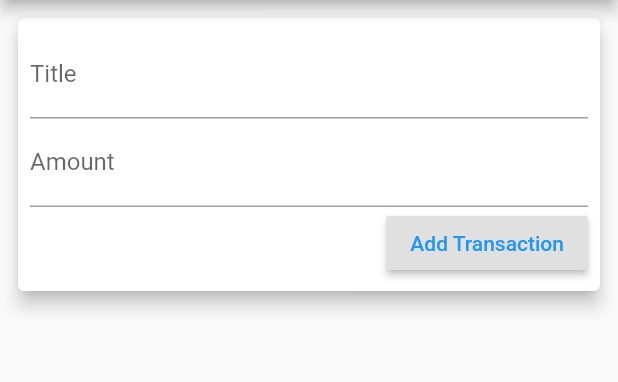
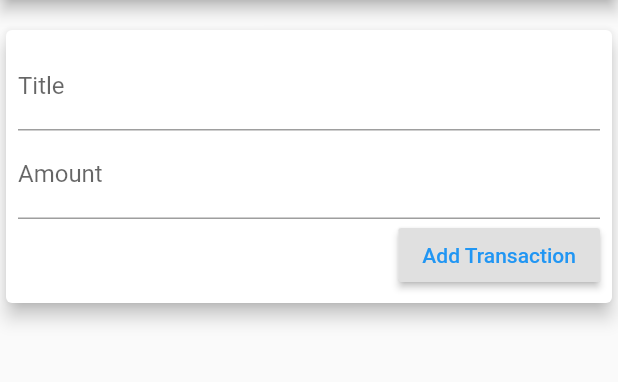
Before and after one commit to zaqturey/expns_tracker, a Flutter app: the screen it shows after launch, after a tap on "Add Transaction", on a phone screen of 412 x 824 dp, the part 84-466 px from its top. Run offline on Flutter 3.47's test engine with Material 2 defaults, Android fonts, the phone set to English and light mode, and no system bars.

Commit message:
Added a new 'widgets' package (for separately managing the custom widgets)

```diff
--- a/lib/main.dart
+++ b/lib/main.dart
@@ -1,3 +1,4 @@
+import 'package:expns_tracker/widgets/new_transaction.dart';
 import 'package:flutter/material.dart';
 
 void main() => runApp(MyApp());
@@ -13,15 +14,7 @@ class MyApp extends StatelessWidget {
   }
 }
 
-class Home extends StatefulWidget {
-  @override
-  _HomeState createState() => _HomeState();
-}
-
-class _HomeState extends State<Home> {
-  final titleController = TextEditingController();
-  final amountController = TextEditingController();
-
+class Home extends StatelessWidget {
   @override
   Widget build(BuildContext context) {
     return Scaffold(
@@ -35,38 +28,9 @@ class _HomeState extends State<Home> {
             Container(
               child: Padding(
                 padding: const EdgeInsets.all(8.0),
-                child: Card(
-                  elevation: 5,
-                  child: Padding(
-                    padding: const EdgeInsets.all(8.0),
-                    child: Column(
-                      crossAxisAlignment: CrossAxisAlignment.end,
-                      children: <Widget>[
-                        TextField(
-                          decoration: InputDecoration(labelText: 'Title'),
-                          controller: titleController,
-                        ),
-                        TextField(
-                          decoration: InputDecoration(labelText: 'Amount'),
-                          controller: amountController,
-                        ),
-                        RaisedButton(
-                          child: Text(
-                            'Add Transaction',
-                            style: TextStyle(color: Colors.blue.shade500),
-                          ),
-                          highlightColor: Colors.pink[100],
-                          onPressed: () {
-                            print(titleController.text);
-                            print(amountController.text);
-                          },
-                        ),
-                      ],
-                    ),
-                  ),
-                ),
               ),
             ),
+            NewTransaction(),
           ],
         ),
       ),
--- /dev/null
+++ b/lib/widgets/new_transaction.dart
@@ -0,0 +1,40 @@
+import 'package:flutter/material.dart';
+
+class NewTransaction extends StatelessWidget {
+  final titleController = TextEditingController();
+  final amountController = TextEditingController();
+
+  @override
+  Widget build(BuildContext context) {
+    return Card(
+      elevation: 5,
+      child: Padding(
+        padding: const EdgeInsets.all(8.0),
+        child: Column(
+          crossAxisAlignment: CrossAxisAlignment.end,
+          children: <Widget>[
+            TextField(
+              decoration: InputDecoration(labelText: 'Title'),
+              controller: titleController,
+            ),
+            TextField(
+              decoration: InputDecoration(labelText: 'Amount'),
+              controller: amountController,
+            ),
+            RaisedButton(
+              child: Text(
+                'Add Transaction',
+                style: TextStyle(color: Colors.blue.shade500),
+              ),
+              highlightColor: Colors.pink[100],
+              onPressed: () {
+                print(titleController.text);
+                print(amountController.text);
+              },
+            ),
+          ],
+        ),
+      ),
+    );
+  }
+}
```
Also changed, not shown: 1 other file.
